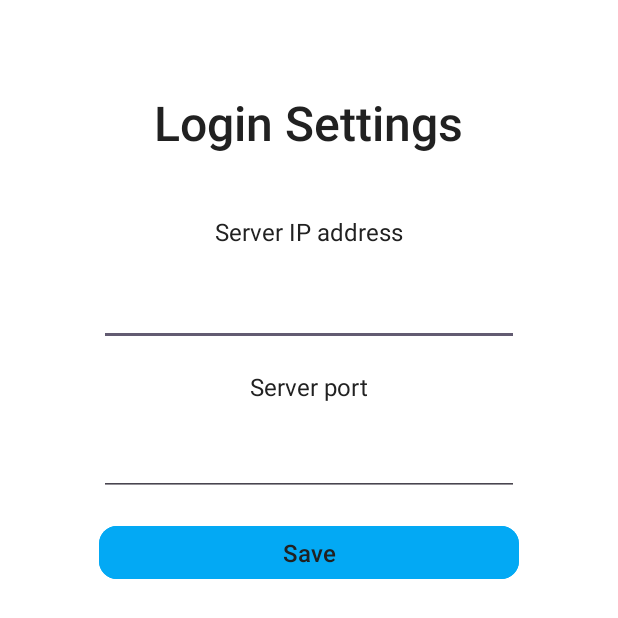
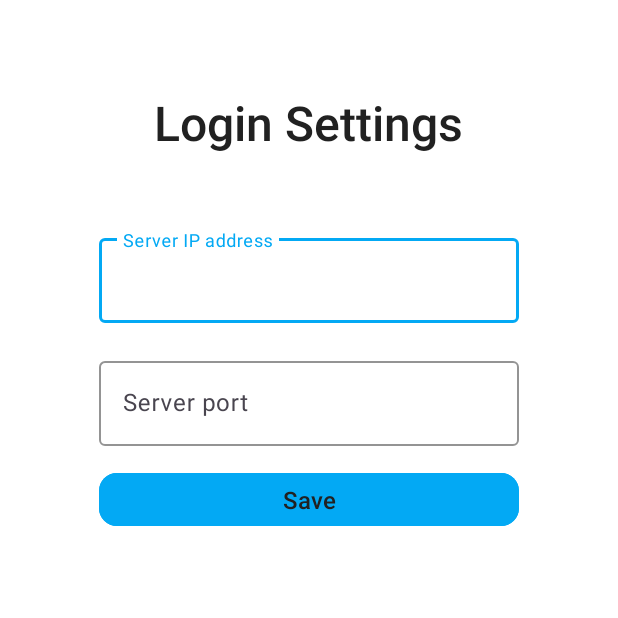
Before and after one commit to TristanKlein09/FSM-Mobile, an Android app: the LoginSettingsActivity screen opened directly, with no data from a screen before it, on a phone screen of 412 x 824 dp. Shown: the top 618 px of the screen. Run offline under Robolectric (Android 15) with nearby library versions, the phone set to English and light mode, and no system bars.

Commit message:
Finished styling the app so far

```diff
--- a/app/src/main/java/com/fsm/mobile/activity/LoginSettingsActivity.kt
+++ b/app/src/main/java/com/fsm/mobile/activity/LoginSettingsActivity.kt
@@ -11,13 +11,12 @@ import android.widget.Toast
 import androidx.activity.enableEdgeToEdge
 import com.fsm.mobile.network.HttpClient
 import androidx.core.content.edit
+import com.google.android.material.textfield.TextInputEditText
 
 class LoginSettingsActivity: AppCompatActivity() {
     private lateinit var tvTitle: TextView
-    private lateinit var tvIP: TextView
-    private lateinit var tvPort: TextView
-    private lateinit var etIP: EditText
-    private lateinit var etPort: EditText
+    private lateinit var etIP: TextInputEditText
+    private lateinit var etPort: TextInputEditText
     private lateinit var buttonSave: Button
 
 
@@ -28,8 +27,6 @@ class LoginSettingsActivity: AppCompatActivity() {
 
         //Initialising components
         this.tvTitle = findViewById(R.id.tvTitle)
-        this.tvIP = findViewById(R.id.tvIP)
-        this.tvPort = findViewById(R.id.tvPort)
         this.etIP = findViewById(R.id.etIP)
         this.etPort = findViewById(R.id.etPort)
         this.buttonSave = findViewById(R.id.buttonSave)
--- /dev/null
+++ b/app/src/main/res/drawable/cursor_colour.xml
@@ -0,0 +1,5 @@
+<?xml version="1.0" encoding="utf-8"?>
+<shape xmlns:android="http://schemas.android.com/apk/res/android">
+    <size android:width="2dp" />
+    <solid android:color="@color/primary" />
+</shape>
--- a/app/src/main/res/drawable/login_background.xml
+++ b/app/src/main/res/drawable/login_background.xml
@@ -15,7 +15,7 @@
     </item>
 
     <!-- Top layer -->
-    <item android:top="350dp">
+    <item android:top="275dp">
         <shape>
             <solid android:color="#FFFFFF"/>
             <corners android:topLeftRadius="38dp"
--- a/app/src/main/res/layout/activity_login.xml
+++ b/app/src/main/res/layout/activity_login.xml
@@ -8,10 +8,10 @@
 
     <com.google.android.material.textfield.TextInputLayout
         android:id="@+id/Username"
-        style="@style/Widget.Material3.TextInputLayout.OutlinedBox"
+        style="@style/TextInputLayout"
         android:layout_width="300dp"
         android:layout_height="wrap_content"
-        android:layout_marginTop="425dp"
+        android:layout_marginTop="330dp"
         android:hint="Username"
         app:layout_constraintEnd_toEndOf="parent"
         app:layout_constraintHorizontal_bias="0.5"
@@ -20,6 +20,7 @@
 
         <com.google.android.material.textfield.TextInputEditText
             android:id="@+id/etUsername"
+            style="@style/EditText"
             android:layout_width="match_parent"
             android:layout_height="wrap_content"
             android:inputType="text" />
@@ -28,7 +29,7 @@
 
     <com.google.android.material.textfield.TextInputLayout
         android:id="@+id/tilPassword"
-        style="@style/Widget.Material3.TextInputLayout.OutlinedBox"
+        style="@style/TextInputLayout"
         android:layout_width="300dp"
         android:layout_height="wrap_content"
         android:layout_marginTop="20dp"
@@ -41,6 +42,7 @@
 
         <com.google.android.material.textfield.TextInputEditText
             android:id="@+id/etPassword"
+            style="@style/EditText"
             android:layout_width="match_parent"
             android:layout_height="wrap_content"
             android:inputType="textPassword" />
--- a/app/src/main/res/layout/activity_login_settings.xml
+++ b/app/src/main/res/layout/activity_login_settings.xml
@@ -20,66 +20,60 @@
         app:layout_constraintStart_toStartOf="parent"
         app:layout_constraintTop_toTopOf="parent" />
 
-    <TextView
-        android:id="@+id/tvIP"
-        style="@style/Subheading"
-        android:layout_width="wrap_content"
-        android:layout_height="wrap_content"
-        android:layout_marginTop="40dp"
-        android:text="Server IP address"
-        app:layout_constraintEnd_toEndOf="@+id/tvTitle"
-        app:layout_constraintHorizontal_bias="0.5"
-        app:layout_constraintStart_toStartOf="@+id/tvTitle"
-        app:layout_constraintTop_toBottomOf="@+id/tvTitle" />
-
-    <EditText
-        android:id="@+id/etIP"
+    <com.google.android.material.textfield.TextInputLayout
+        android:id="@+id/tilIP"
+        style="@style/TextInputLayout"
         android:layout_width="280dp"
         android:layout_height="wrap_content"
-        android:layout_marginTop="15dp"
-        android:ems="10"
-        android:inputType="text"
-        android:textAppearance="@style/TextAppearance.AppCompat.Large"
-        app:layout_constraintEnd_toEndOf="@+id/tvIP"
+        android:layout_marginTop="50dp"
+        android:hint="Server IP address"
+        app:layout_constraintEnd_toEndOf="parent"
         app:layout_constraintHorizontal_bias="0.5"
-        app:layout_constraintStart_toStartOf="@+id/tvIP"
-        app:layout_constraintTop_toBottomOf="@+id/tvIP"
-        tools:text="localhost" />
+        app:layout_constraintStart_toStartOf="parent"
+        app:layout_constraintTop_toBottomOf="@+id/tvTitle">
 
-    <EditText
-        android:id="@+id/etPort"
+        <com.google.android.material.textfield.TextInputEditText
+            android:id="@+id/etIP"
+            style="@style/EditText"
+            android:layout_width="match_parent"
+            android:layout_height="wrap_content"
+            android:inputType="text"
+            tools:text="localhost" />
+
+    </com.google.android.material.textfield.TextInputLayout>
+
+    <com.google.android.material.textfield.TextInputLayout
+        android:id="@+id/tilPort"
+        style="@style/TextInputLayout"
         android:layout_width="280dp"
         android:layout_height="wrap_content"
-        android:layout_marginTop="12dp"
-        android:ems="10"
-        android:inputType="text"
-        android:textAppearance="@style/TextAppearance.AppCompat.Large"
-        app:layout_constraintEnd_toEndOf="@+id/tvPort"
-        app:layout_constraintStart_toStartOf="@+id/tvPort"
-        app:layout_constraintTop_toBottomOf="@+id/tvPort"
-        tools:text="9999" />
+        android:layout_marginTop="20dp"
+        android:hint="Server port"
+        app:layout_constraintEnd_toEndOf="parent"
+        app:layout_constraintHorizontal_bias="0.5"
+        app:layout_constraintStart_toStartOf="parent"
+        app:layout_constraintTop_toBottomOf="@+id/tilIP">
 
-    <TextView
-        android:id="@+id/tvPort"
-        style="@style/Subheading"
-        android:layout_width="wrap_content"
-        android:layout_height="wrap_content"
-        android:layout_marginTop="16dp"
-        android:text="Server port"
-        app:layout_constraintEnd_toEndOf="@+id/etIP"
-        app:layout_constraintStart_toStartOf="@+id/etIP"
-        app:layout_constraintTop_toBottomOf="@+id/etIP" />
+        <com.google.android.material.textfield.TextInputEditText
+            android:id="@+id/etPort"
+            style="@style/EditText"
+            android:layout_width="match_parent"
+            android:layout_height="wrap_content"
+            android:inputType="text"
+            tools:text="9999" />
+
+    </com.google.android.material.textfield.TextInputLayout>
 
     <Button
         android:id="@+id/buttonSave"
         style="@style/PrimaryButton"
         android:layout_width="280dp"
         android:layout_height="43dp"
-        android:layout_marginTop="16dp"
+        android:layout_marginTop="14dp"
         android:text="Save"
         app:cornerRadius="12dp"
-        app:layout_constraintEnd_toEndOf="@+id/etPort"
-        app:layout_constraintHorizontal_bias="0.0"
-        app:layout_constraintStart_toStartOf="@+id/etPort"
-        app:layout_constraintTop_toBottomOf="@+id/etPort" />
+        app:layout_constraintEnd_toEndOf="parent"
+        app:layout_constraintHorizontal_bias="0.5"
+        app:layout_constraintStart_toStartOf="parent"
+        app:layout_constraintTop_toBottomOf="@+id/tilPort" />
 </androidx.constraintlayout.widget.ConstraintLayout>
--- a/app/src/main/res/values/themes.xml
+++ b/app/src/main/res/values/themes.xml
@@ -2,7 +2,7 @@
     <!-- Base application theme. -->
     <style name="Base.Theme.FSMMobile" parent="Theme.Material3.DayNight.NoActionBar">
         <!-- Customize your light theme here. -->
-        <!-- <item name="colorPrimary">@color/my_light_primary</item> -->
+        <item name="colorPrimary">@color/primary</item>
 
     </style>
 
@@ -100,4 +100,16 @@
             12sp
         </item>
     </style>
+
+    <style name="TextInputLayout" parent="Widget.Material3.TextInputLayout.OutlinedBox">
+        <item name="boxStrokeColor">
+            @color/primary
+        </item>
+        <item name="hintTextColor">
+            @color/primary
+        </item>
+    </style>
+
+    <style name="EditText" parent="Widget.Material3.TextInputEditText.OutlinedBox">
+    </style>
 </resources>
```
